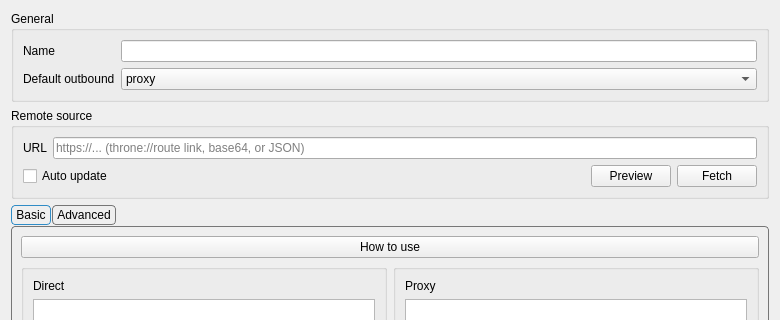
First picture: the form in include/ui/setting/RouteItem.ui, repository R3G1ST/FreeLink-app, before the edit; both pictures show x 0 to 780 and y 0 to 320 of the 780 by 802 pixel window.
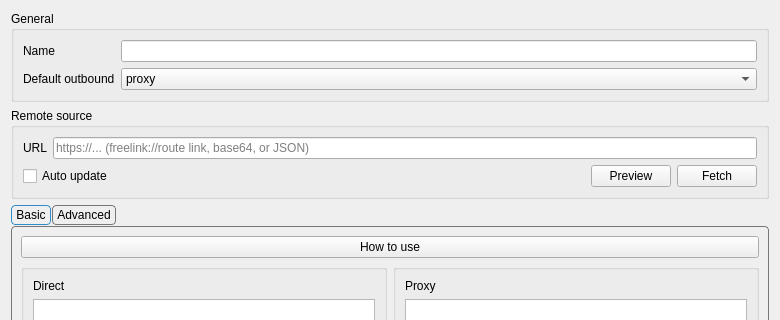
Second picture: the form after the edit.

Commit message:
Fork Throne → FreeLink: rebrand all references, icons, and documentation
- Renamed all Throne references to FreeLink across 67 source files
- Updated icons (Throne.ico/icns/png → FreeLink.ico/icns/png)
- Rewritten README for FreeLink project
- Updated Qt resource file, CMakeLists, scripts
- Preserved all original functionality from Throne/Nekoray

The edit to the form file:
```diff
--- a/include/ui/setting/RouteItem.ui
+++ b/include/ui/setting/RouteItem.ui
@@ -82,7 +82,7 @@
         <item>
          <widget class="QLineEdit" name="remoteUrlEdit">
           <property name="placeholderText">
-           <string>https://... (throne://route link, base64, or JSON)</string>
+           <string>https://... (freelink://route link, base64, or JSON)</string>
           </property>
          </widget>
         </item>
```
The commit also changes 66 other files.
